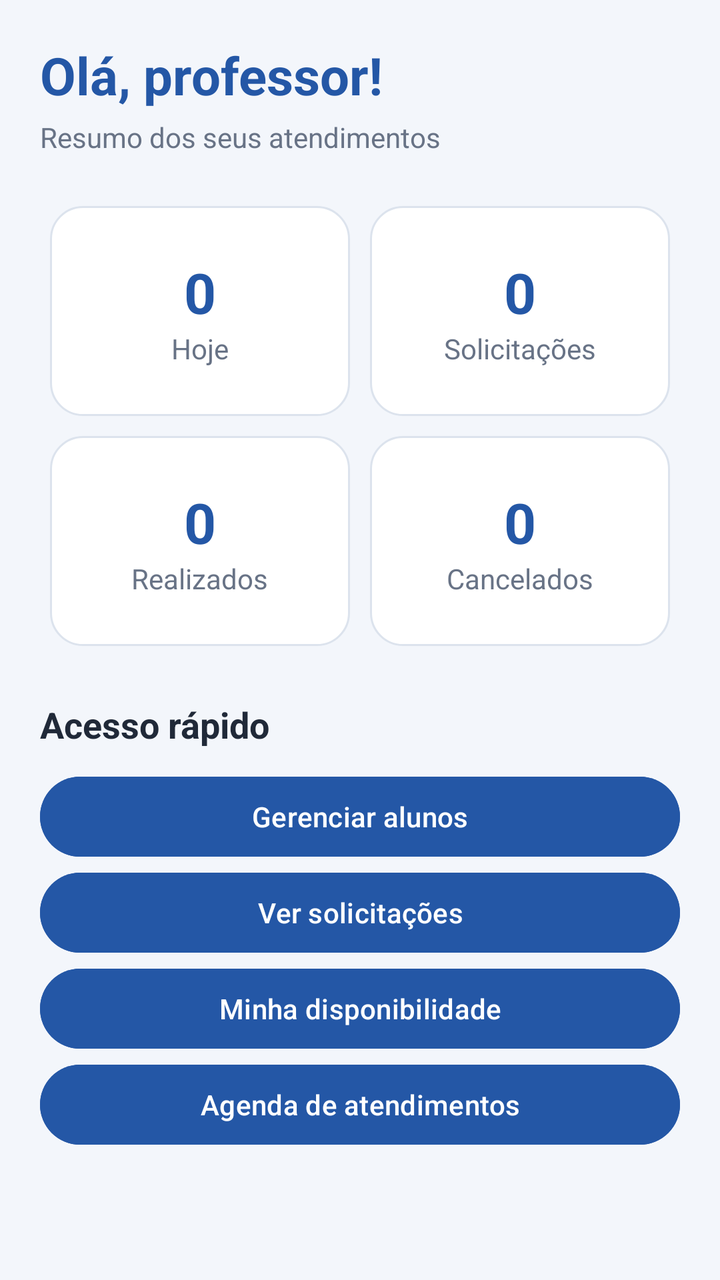
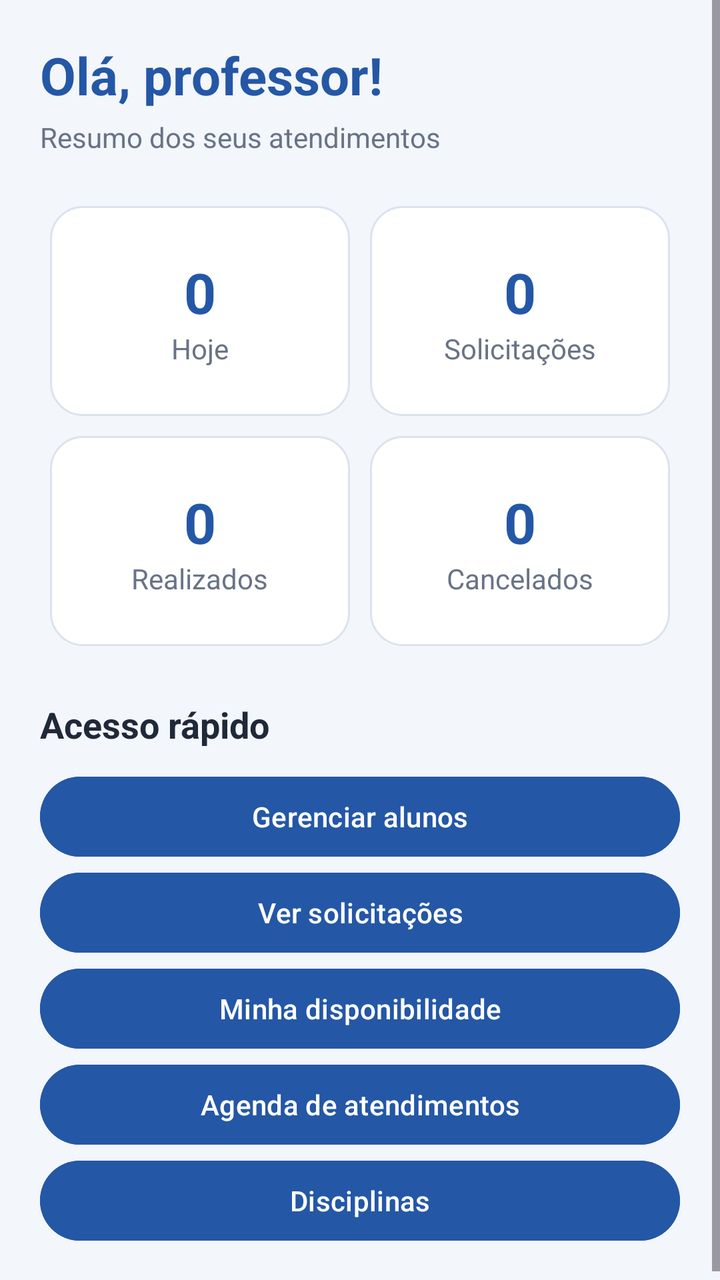

An Android layout rendered at two revisions. The XML below is the earlier revision; the diff shows what the commit changed to produce the second picture.
<!-- AndroidManifest.xml: application theme Theme.TrabalhoFinalProg -->
<!-- res/layout/activity_dashboard_professor.xml -->
<?xml version="1.0" encoding="utf-8"?>
<ScrollView xmlns:android="http://schemas.android.com/apk/res/android"
    android:id="@+id/TelaProfessor"
    android:layout_width="match_parent"
    android:layout_height="match_parent"
    android:background="@color/fundo">

    <LinearLayout
        android:layout_width="match_parent"
        android:layout_height="wrap_content"
        android:orientation="vertical"
        android:padding="20dp">

        <TextView
            android:id="@+id/tvSaudacaoProfessor"
            android:layout_width="match_parent"
            android:layout_height="wrap_content"
            android:text="Olá, professor!"
            android:textColor="@color/azul"
            android:textSize="26sp"
            android:textStyle="bold" />

        <TextView
            android:layout_width="match_parent"
            android:layout_height="wrap_content"
            android:layout_marginTop="4dp"
            android:text="Resumo dos seus atendimentos"
            android:textColor="@color/texto_secundario" />

        <GridLayout
            android:layout_width="match_parent"
            android:layout_height="wrap_content"
            android:layout_marginTop="20dp"
            android:columnCount="2"
            android:rowCount="2">

            <LinearLayout
                android:layout_width="0dp"
                android:layout_height="105dp"
                android:layout_columnWeight="1"
                android:layout_margin="5dp"
                android:background="@drawable/bg_card"
                android:gravity="center"
                android:orientation="vertical">
                <TextView android:id="@+id/tvQtdHoje" android:layout_width="wrap_content" android:layout_height="wrap_content" android:text="0" android:textColor="@color/azul" android:textSize="28sp" android:textStyle="bold" />
                <TextView android:layout_width="wrap_content" android:layout_height="wrap_content" android:text="Hoje" android:textColor="@color/texto_secundario" />
            </LinearLayout>

            <LinearLayout
                android:layout_width="0dp"
                android:layout_height="105dp"
                android:layout_columnWeight="1"
                android:layout_margin="5dp"
                android:background="@drawable/bg_card"
                android:gravity="center"
                android:orientation="vertical">
                <TextView android:id="@+id/tvQtdPendentes" android:layout_width="wrap_content" android:layout_height="wrap_content" android:text="0" android:textColor="@color/azul" android:textSize="28sp" android:textStyle="bold" />
                <TextView android:layout_width="wrap_content" android:layout_height="wrap_content" android:text="Solicitações" android:textColor="@color/texto_secundario" />
            </LinearLayout>

            <LinearLayout
                android:layout_width="0dp"
                android:layout_height="105dp"
                android:layout_columnWeight="1"
                android:layout_margin="5dp"
                android:background="@drawable/bg_card"
                android:gravity="center"
                android:orientation="vertical">
                <TextView android:id="@+id/tvQtdRealizados" android:layout_width="wrap_content" android:layout_height="wrap_content" android:text="0" android:textColor="@color/azul" android:textSize="28sp" android:textStyle="bold" />
                <TextView android:layout_width="wrap_content" android:layout_height="wrap_content" android:text="Realizados" android:textColor="@color/texto_secundario" />
            </LinearLayout>

            <LinearLayout
                android:layout_width="0dp"
                android:layout_height="105dp"
                android:layout_columnWeight="1"
                android:layout_margin="5dp"
                android:background="@drawable/bg_card"
                android:gravity="center"
                android:orientation="vertical">
                <TextView android:id="@+id/tvQtdCancelados" android:layout_width="wrap_content" android:layout_height="wrap_content" android:text="0" android:textColor="@color/azul" android:textSize="28sp" android:textStyle="bold" />
                <TextView android:layout_width="wrap_content" android:layout_height="wrap_content" android:text="Cancelados" android:textColor="@color/texto_secundario" />
            </LinearLayout>
        </GridLayout>

        <TextView
            android:layout_width="match_parent"
            android:layout_height="wrap_content"
            android:layout_marginTop="22dp"
            android:text="Acesso rápido"
            android:textColor="@color/texto"
            android:textSize="18sp"
            android:textStyle="bold" />

        <Button android:id="@+id/btnMenuAlunos" android:layout_width="match_parent" android:layout_height="wrap_content" android:layout_marginTop="10dp" android:text="Gerenciar alunos" android:textAllCaps="false" android:backgroundTint="@color/azul" />
        <Button android:id="@+id/btnMenuSolicitacoes" android:layout_width="match_parent" android:layout_height="wrap_content" android:text="Ver solicitações" android:textAllCaps="false" android:backgroundTint="@color/azul" />
        <Button android:id="@+id/btnMenuDisponibilidade" android:layout_width="match_parent" android:layout_height="wrap_content" android:text="Minha disponibilidade" android:textAllCaps="false" android:backgroundTint="@color/azul" />
        <Button android:id="@+id/btnMenuAtendimentos" android:layout_width="match_parent" android:layout_height="wrap_content" android:text="Agenda de atendimentos" android:textAllCaps="false" android:backgroundTint="@color/azul" />
    </LinearLayout>
</ScrollView>
<!-- resources referenced by this layout -->
<resources>
  <color name="azul">#2457A6</color>
  <color name="fundo">#F3F6FB</color>
  <color name="texto">#202938</color>
  <color name="texto_secundario">#687386</color>
  <!-- drawable bg_card (drawable) -->
  <?xml version="1.0" encoding="utf-8"?>
  <shape xmlns:android="http://schemas.android.com/apk/res/android">
      <solid android:color="@android:color/white" />
      <corners android:radius="16dp" />
      <stroke android:width="1dp" android:color="@color/borda" />
  </shape>
  <style name="Theme.TrabalhoFinalProg" parent="Base.Theme.TrabalhoFinalProg" />
  <color name="borda">#DCE3ED</color>
  <style name="Base.Theme.TrabalhoFinalProg" parent="Theme.Material3.DayNight.NoActionBar">
          
          
      </style>
</resources>

<!-- the commit's change to res/layout/activity_dashboard_professor.xml (unified diff, before → after) -->
@@ -96,5 +96,6 @@
         <Button android:id="@+id/btnMenuSolicitacoes" android:layout_width="match_parent" android:layout_height="wrap_content" android:text="Ver solicitações" android:textAllCaps="false" android:backgroundTint="@color/azul" />
         <Button android:id="@+id/btnMenuDisponibilidade" android:layout_width="match_parent" android:layout_height="wrap_content" android:text="Minha disponibilidade" android:textAllCaps="false" android:backgroundTint="@color/azul" />
         <Button android:id="@+id/btnMenuAtendimentos" android:layout_width="match_parent" android:layout_height="wrap_content" android:text="Agenda de atendimentos" android:textAllCaps="false" android:backgroundTint="@color/azul" />
+        <Button android:id="@+id/btnAdicionarDisciplinas" android:layout_width="match_parent" android:layout_height="wrap_content" android:text="Disciplinas" android:textAllCaps="false" android:backgroundTint="@color/azul" />
     </LinearLayout>
 </ScrollView>
